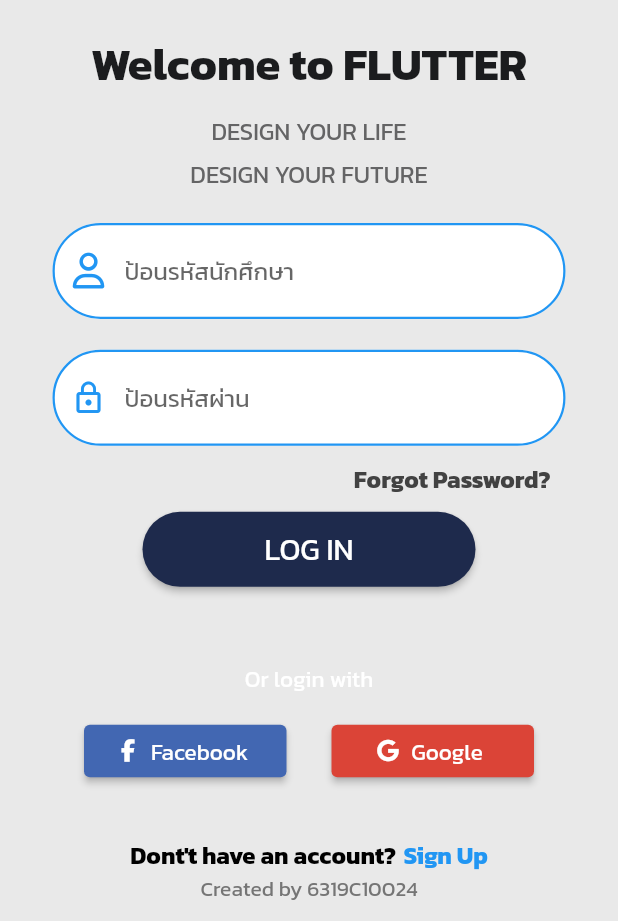
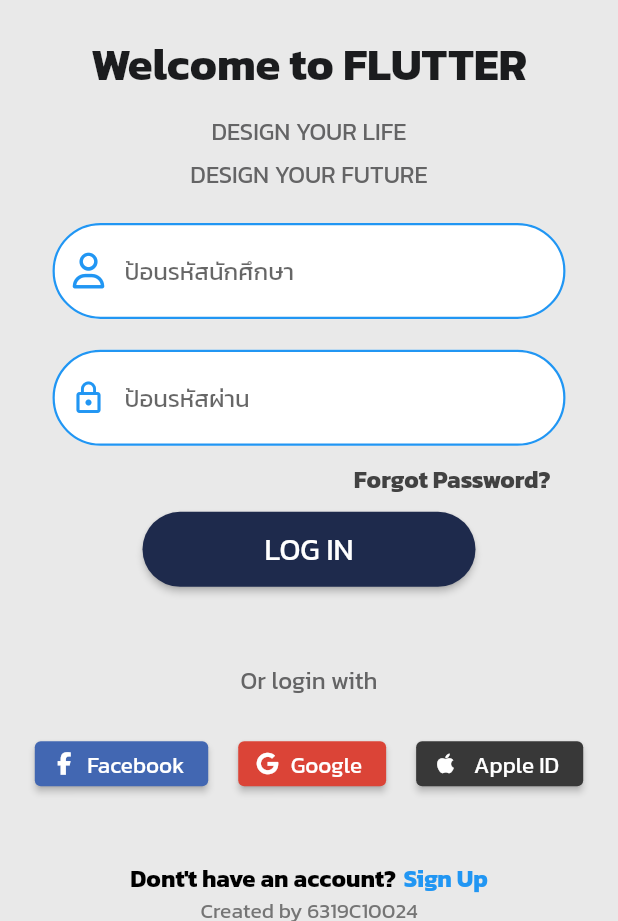
Before and after one commit to Parkphum-S/flutter_app_6319c10024, a Flutter app: the screen it shows after launch, on a phone screen of 412 x 824 dp, the part 315-1236 px from its top. Run offline on Flutter 3.47's test engine with Material 2 defaults, Android fonts, the phone set to English and light mode, and no system bars; our stand-ins replace font_awesome_flutter.

Commit message:
Code Midterm V.4.1: Create Flutter Login by Apple ID at login_ui.dart by

```diff
--- a/lib/views/login_ui.dart
+++ b/lib/views/login_ui.dart
@@ -206,9 +206,9 @@
                 Text(
                   'Or login with',
                   style: TextStyle(
-                    fontSize: 15.0,
+                    fontSize: 16.0,
                     fontWeight: FontWeight.w500,
-                    color: Colors.white,
+                    color: Color.fromARGB(255, 100, 100, 101),
                   ),
                 ),
                 SizedBox(
@@ -218,8 +218,6 @@
                   mainAxisAlignment: MainAxisAlignment.center,
                   children: [
                     SizedBox(
-                      width: 135,
-                      height: 35,
                       child: ElevatedButton.icon(
                         icon: Icon(
                           FontAwesomeIcons.facebookF,
@@ -235,16 +233,14 @@
                         ),
                         style: ElevatedButton.styleFrom(
                           primary: Color.fromARGB(255, 66, 103, 178),
-                          minimumSize: Size(40, 40),
+                          minimumSize: Size(30, 30),
                         ),
                       ),
                     ),
                     SizedBox(
-                      width: 30.0,
+                      width: 20.0,
                     ),
                     SizedBox(
-                      width: 135,
-                      height: 35,
                       child: ElevatedButton.icon(
                         icon: Icon(
                           FontAwesomeIcons.google,
@@ -260,11 +256,37 @@
                         ),
                         style: ElevatedButton.styleFrom(
                           primary: Color.fromARGB(255, 219, 68, 55),
-                          minimumSize: Size(40, 30),
+                          minimumSize: Size(30, 30),
+                        ),
+                      ),
+                    ),
+                    SizedBox(
+                      width: 20.0,
+                    ),
+                    SizedBox(
+                      child: ElevatedButton.icon(
+                        icon: Icon(
+                          FontAwesomeIcons.apple,
+                          color: Colors.white,
+                          size: 15.0,
+                        ),
+                        onPressed: () {},
+                        label: Text(
+                          ' Apple ID',
+                          style: TextStyle(
+                            fontSize: 15,
+                          ),
+                        ),
+                        style: ElevatedButton.styleFrom(
+                          primary: Color.fromARGB(255, 56, 56, 56),
+                          minimumSize: Size(30, 30),
                         ),
                       ),
                     ),
                   ],
+                ),
+                SizedBox(
+                  width: 50.0,
                 ),
                 SizedBox(
                   height: 40.0,
```
Also changed, not shown: 1 other file.
